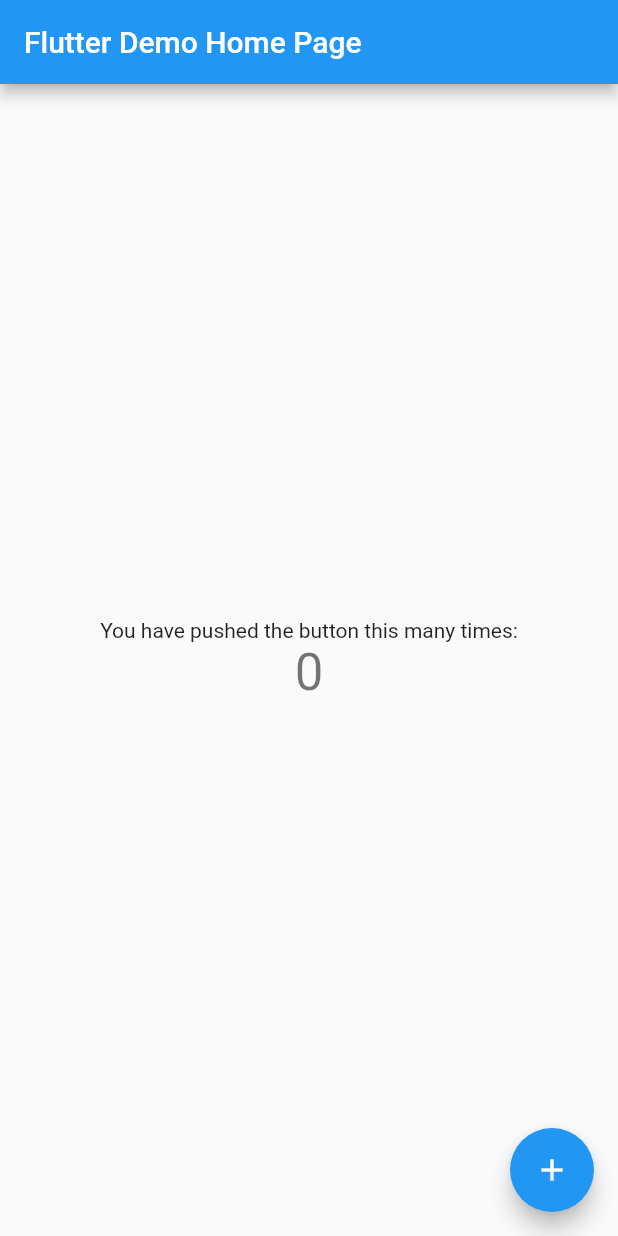
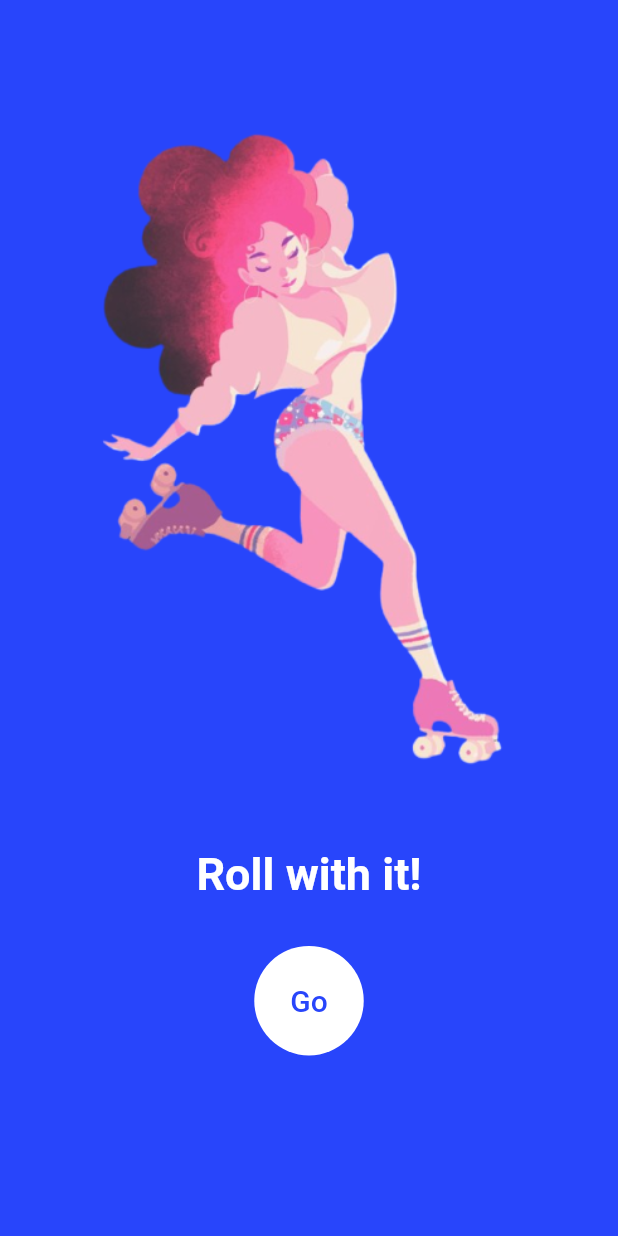
Before and after one commit to HeySreelal/Roller-Skating-UI, a Flutter app: the screen it shows after launch, on a phone screen of 412 x 824 dp. Run offline on Flutter 3.47's test engine with Material 2 defaults, Android fonts, the light colour scheme and no system bars.

Commit message:
Ezz, welcome! 🛼

```diff
--- a/lib/main.dart
+++ b/lib/main.dart
@@ -1,4 +1,5 @@
 import 'package:flutter/material.dart';
+import 'package:roller_skating/screens/welcome.dart';
 
 void main() {
   runApp(const MyApp());
@@ -7,109 +8,14 @@
 class MyApp extends StatelessWidget {
   const MyApp({Key? key}) : super(key: key);
 
-  // This widget is the root of your application.
   @override
   Widget build(BuildContext context) {
     return MaterialApp(
       title: 'Flutter Demo',
       theme: ThemeData(
-        // This is the theme of your application.
-        //
-        // Try running your application with "flutter run". You'll see the
-        // application has a blue toolbar. Then, without quitting the app, try
-        // changing the primarySwatch below to Colors.green and then invoke
-        // "hot reload" (press "r" in the console where you ran "flutter run",
-        // or simply save your changes to "hot reload" in a Flutter IDE).
-        // Notice that the counter didn't reset back to zero; the application
-        // is not restarted.
         primarySwatch: Colors.blue,
       ),
-      home: const MyHomePage(title: 'Flutter Demo Home Page'),
+      home: const GetStarted(),
     );
   }
 }
-
-class MyHomePage extends StatefulWidget {
-  const MyHomePage({Key? key, required this.title}) : super(key: key);
-
-  // This widget is the home page of your application. It is stateful, meaning
-  // that it has a State object (defined below) that contains fields that affect
-  // how it looks.
-
-  // This class is the configuration for the state. It holds the values (in this
-  // case the title) provided by the parent (in this case the App widget) and
-  // used by the build method of the State. Fields in a Widget subclass are
-  // always marked "final".
-
-  final String title;
-
-  @override
-  State<MyHomePage> createState() => _MyHomePageState();
-}
-
-class _MyHomePageState extends State<MyHomePage> {
-  int _counter = 0;
-
-  void _incrementCounter() {
-    setState(() {
-      // This call to setState tells the Flutter framework that something has
-      // changed in this State, which causes it to rerun the build method below
-      // so that the display can reflect the updated values. If we changed
-      // _counter without calling setState(), then the build method would not be
-      // called again, and so nothing would appear to happen.
-      _counter++;
-    });
-  }
-
-  @override
-  Widget build(BuildContext context) {
-    // This method is rerun every time setState is called, for instance as done
-    // by the _incrementCounter method above.
-    //
-    // The Flutter framework has been optimized to make rerunning build methods
-    // fast, so that you can just rebuild anything that needs updating rather
-    // than having to individually change instances of widgets.
-    return Scaffold(
-      appBar: AppBar(
-        // Here we take the value from the MyHomePage object that was created by
-        // the App.build method, and use it to set our appbar title.
-        title: Text(widget.title),
-      ),
-      body: Center(
-        // Center is a layout widget. It takes a single child and positions it
-        // in the middle of the parent.
-        child: Column(
-          // Column is also a layout widget. It takes a list of children and
-          // arranges them vertically. By default, it sizes itself to fit its
-          // children horizontally, and tries to be as tall as its parent.
-          //
-          // Invoke "debug painting" (press "p" in the console, choose the
-          // "Toggle Debug Paint" action from the Flutter Inspector in Android
-          // Studio, or the "Toggle Debug Paint" command in Visual Studio Code)
-          // to see the wireframe for each widget.
-          //
-          // Column has various properties to control how it sizes itself and
-          // how it positions its children. Here we use mainAxisAlignment to
-          // center the children vertically; the main axis here is the vertical
-          // axis because Columns are vertical (the cross axis would be
-          // horizontal).
-          mainAxisAlignment: MainAxisAlignment.center,
-          children: <Widget>[
-            const Text(
-              'You have pushed the button this many times:',
-            ),
-            Text(
-              '$_counter',
-              style: Theme.of(context).textTheme.headline4,
-            ),
-          ],
-        ),
-      ),
-      floatingActionButton: FloatingActionButton(
-        onPressed: _incrementCounter,
-        tooltip: 'Increment',
-        child: const Icon(Icons.add),
-      ), // This trailing comma makes auto-formatting nicer for build methods.
-    );
-  }
-}
--- /dev/null
+++ b/lib/screens/home.dart
@@ -0,0 +1,10 @@
+import 'package:flutter/material.dart';
+
+class Home extends StatelessWidget {
+  const Home({Key? key}) : super(key: key);
+
+  @override
+  Widget build(BuildContext context) {
+    return Container();
+  }
+}
--- /dev/null
+++ b/lib/screens/welcome.dart
@@ -0,0 +1,65 @@
+import 'package:flutter/material.dart';
+import 'package:roller_skating/utils/theme.dart';
+
+class GetStarted extends StatelessWidget {
+  const GetStarted({Key? key}) : super(key: key);
+
+  @override
+  Widget build(BuildContext context) {
+    return Scaffold(
+      backgroundColor: SkatingTheme.primaryColor,
+      body: Center(
+        child: Column(
+          children: [
+            Image.asset(
+              "images/skating.png",
+              height: MediaQuery.of(context).size.height * 0.65,
+            ),
+            const SizedBox(height: 30),
+            const Text(
+              "Roll with it!",
+              style: TextStyle(
+                fontSize: 30,
+                fontWeight: FontWeight.bold,
+                color: Colors.white,
+              ),
+            ),
+            const SizedBox(height: 30),
+            const GoButton()
+          ],
+        ),
+      ),
+    );
+  }
+}
+
+class GoButton extends StatelessWidget {
+  const GoButton({
+    Key? key,
+  }) : super(key: key);
+
+  @override
+  Widget build(BuildContext context) {
+    return TextButton(
+      onPressed: () {},
+      child: const Text(
+        "Go",
+        style: TextStyle(fontSize: 20),
+      ),
+      style: ButtonStyle(
+        backgroundColor: MaterialStateProperty.resolveWith(
+          (states) => SkatingTheme.white,
+        ),
+        foregroundColor: MaterialStateProperty.resolveWith(
+          (states) => SkatingTheme.primaryColor,
+        ),
+        shape: MaterialStateProperty.resolveWith(
+          (states) => const CircleBorder(),
+        ),
+        padding: MaterialStateProperty.resolveWith(
+          (states) => const EdgeInsets.all(25),
+        ),
+      ),
+    );
+  }
+}
--- /dev/null
+++ b/lib/utils/theme.dart
@@ -0,0 +1,6 @@
+import 'package:flutter/material.dart';
+
+class SkatingTheme {
+  static const Color primaryColor = Color(0xFF2845FB);
+  static const Color white = Colors.white;
+}
--- a/pubspec.yaml
+++ b/pubspec.yaml
@@ -58,9 +58,8 @@
   uses-material-design: true
 
   # To add assets to your application, add an assets section, like this:
-  # assets:
-  #   - images/a_dot_burr.jpeg
-  #   - images/a_dot_ham.jpeg
+  assets:
+    - images/
 
   # An image asset can refer to one or more resolution-specific "variants", see
   # https://flutter.dev/assets-and-images/#resolution-aware.
```
Also changed, not shown: images/skating.png (added).
